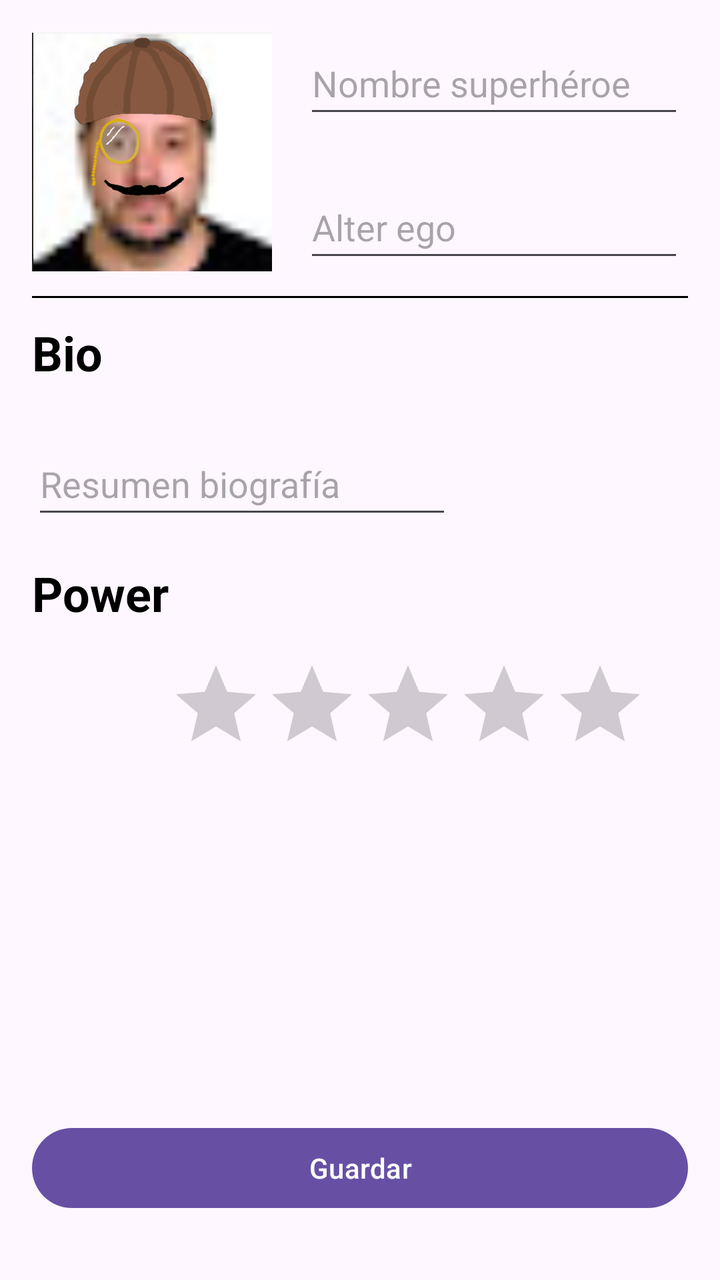
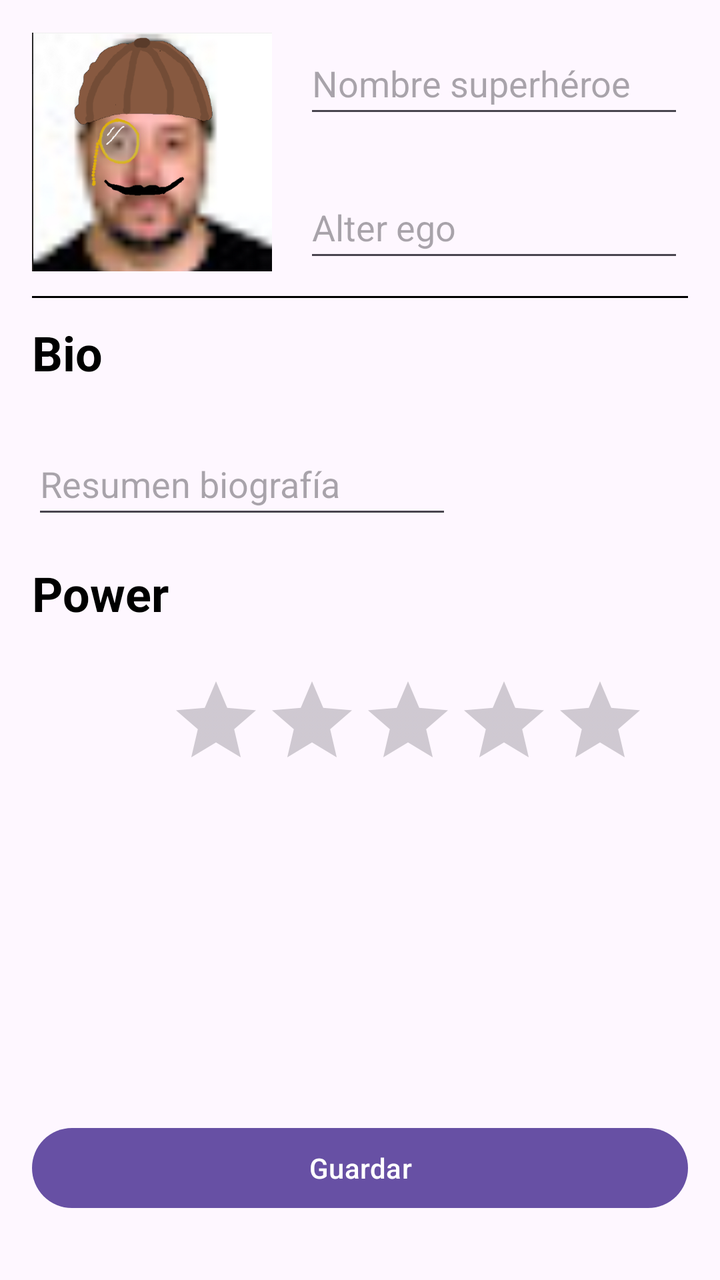

Compare the two renders of this Android layout. The source of the first and the diff that turns it into the second are given below.
<!-- AndroidManifest.xml: application theme Theme.SuperHeroes -->
<!-- res/layout/activity_main.xml -->
<?xml version="1.0" encoding="utf-8"?>
<androidx.constraintlayout.widget.ConstraintLayout xmlns:android="http://schemas.android.com/apk/res/android"
    xmlns:app="http://schemas.android.com/apk/res-auto"
    xmlns:tools="http://schemas.android.com/tools"
    android:id="@+id/main"
    android:layout_width="match_parent"
    android:layout_height="match_parent"
    tools:context=".MainActivity">

    <ImageView
        android:id="@+id/HeroNameImage"
        android:layout_width="120dp"
        android:layout_height="120dp"
        android:layout_marginStart="16dp"
        android:layout_marginTop="16dp"
        app:layout_constraintStart_toStartOf="parent"
        app:layout_constraintTop_toTopOf="parent"
        app:srcCompat="@drawable/luis" />

    <EditText
        android:id="@+id/heroNameEdit"
        android:layout_width="190dp"
        android:layout_height="48dp"
        android:layout_marginStart="16dp"
        android:ems="10"
        android:hint="Nombre superhéroe"
        android:inputType="text"
        app:layout_constraintStart_toEndOf="@+id/HeroNameImage"
        app:layout_constraintTop_toTopOf="@+id/HeroNameImage" />

    <View
        android:id="@+id/view"
        android:layout_width="0dp"
        android:layout_height="1dp"
        android:layout_marginStart="16dp"
        android:layout_marginTop="132dp"
        android:layout_marginEnd="16dp"
        android:background="#000000"
        android:backgroundTint="#000000"
        app:layout_constraintEnd_toEndOf="parent"
        app:layout_constraintHorizontal_bias="0.0"
        app:layout_constraintStart_toStartOf="parent"
        app:layout_constraintTop_toTopOf="@id/HeroNameImage" />

    <EditText
        android:id="@+id/heroNameEdit2"
        android:layout_width="190dp"
        android:layout_height="48dp"
        android:layout_marginStart="16dp"
        android:ems="10"
        android:hint="Alter ego"
        android:inputType="text"
        app:layout_constraintBottom_toBottomOf="@+id/HeroNameImage"
        app:layout_constraintStart_toEndOf="@+id/HeroNameImage" />

    <TextView
        android:id="@+id/textBio"
        android:layout_width="wrap_content"
        android:layout_height="wrap_content"
        android:layout_marginStart="16dp"
        android:layout_marginTop="24dp"
        android:text="Bio"
        android:textColor="#000000"
        android:textSize="24sp"
        android:textStyle="bold"
        app:layout_constraintStart_toStartOf="parent"
        app:layout_constraintTop_toBottomOf="@+id/HeroNameImage" />

    <EditText
        android:id="@+id/editTextText3"
        android:layout_width="wrap_content"
        android:layout_height="wrap_content"
        android:layout_marginTop="24dp"
        android:ems="10"
        android:hint="Resumen biografía"
        android:inputType="text"
        android:minHeight="48dp"
        app:layout_constraintStart_toStartOf="@+id/textBio"
        app:layout_constraintTop_toBottomOf="@+id/textBio" />

    <TextView
        android:id="@+id/textPower"
        android:layout_width="wrap_content"
        android:layout_height="wrap_content"
        android:layout_marginStart="16dp"
        android:layout_marginTop="16dp"
        android:text="Power"
        android:textColor="#000000"
        android:textSize="24sp"
        android:textStyle="bold"
        app:layout_constraintStart_toStartOf="parent"
        app:layout_constraintTop_toBottomOf="@+id/editTextText3" />

    <RatingBar
        android:id="@+id/ratingBar"
        android:layout_width="wrap_content"
        android:layout_height="wrap_content"
        android:layout_marginStart="84dp"
        android:layout_marginTop="16dp"
        android:progressTint="@color/amarillo"
        app:layout_constraintStart_toStartOf="parent"
        app:layout_constraintTop_toBottomOf="@+id/textPower" />

    <Button
        android:id="@+id/button"
        android:layout_width="0dp"
        android:layout_height="wrap_content"
        android:layout_marginBottom="32dp"
        android:text="Guardar"
        android:layout_marginHorizontal="16dp"
        app:layout_constraintBottom_toBottomOf="parent"
        app:layout_constraintEnd_toEndOf="parent"
        app:layout_constraintStart_toStartOf="parent" />
</androidx.constraintlayout.widget.ConstraintLayout>
<!-- resources referenced by this layout -->
<resources>
  <color name="amarillo">#F4E248</color>
  <!-- drawable luis: png bitmap (drawable, 199110 bytes) -->
  <style name="Theme.SuperHeroes" parent="Base.Theme.SuperHeroes" />
  <style name="Base.Theme.SuperHeroes" parent="Theme.Material3.DayNight.NoActionBar">
          
          
      </style>
</resources>

<!-- the commit's change to res/layout/activity_main.xml (unified diff, before → after) -->
@@ -96,7 +96,7 @@
         android:layout_width="wrap_content"
         android:layout_height="wrap_content"
         android:layout_marginStart="84dp"
-        android:layout_marginTop="16dp"
+        android:layout_marginTop="24dp"
         android:progressTint="@color/amarillo"
         app:layout_constraintStart_toStartOf="parent"
         app:layout_constraintTop_toBottomOf="@+id/textPower" />
